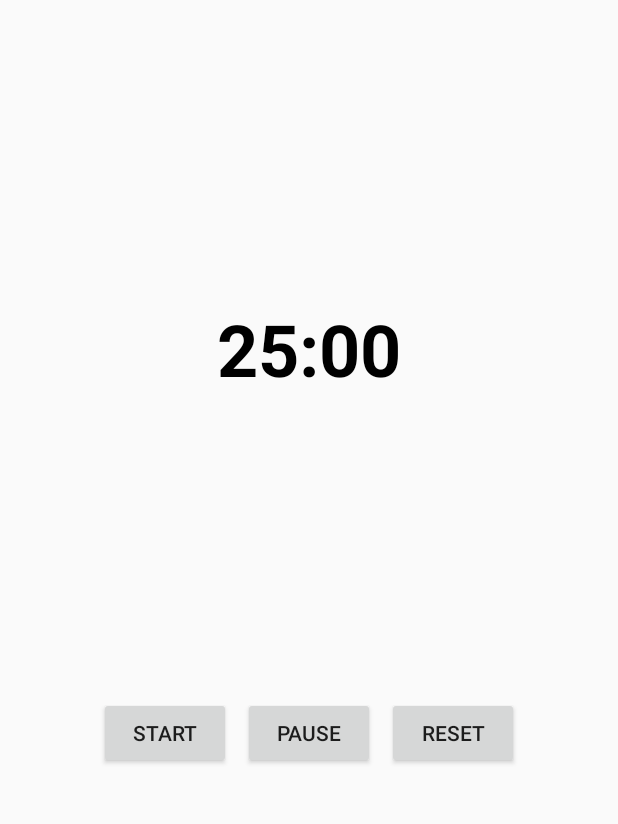
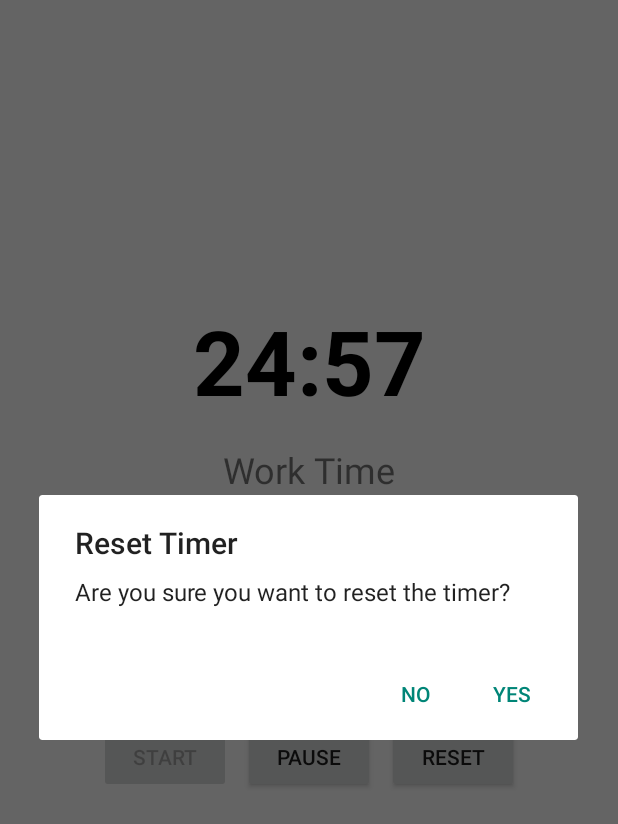
Before and after one commit to dragonfisher29/TimeLoom, an Android app built with Jetpack Compose: the screen it shows after launch (MainActivity), after a tap on "RESET", on a phone screen of 412 x 824 dp. Shown: the top 824 px of the screen. Run offline under Robolectric (Android 15) with nearby library versions, the phone set to English and light mode, and no system bars; 3 other taps on this screen came first.

Commit message:
Initial working timer with start, pause, and reset functionality

```diff
--- a/app/src/main/java/com/example/timeloom/MainActivity.kt
+++ b/app/src/main/java/com/example/timeloom/MainActivity.kt
@@ -4,6 +4,7 @@ import android.os.Bundle
 import android.os.CountDownTimer
 import android.widget.Button
 import android.widget.TextView
+import androidx.appcompat.app.AlertDialog
 import androidx.appcompat.app.AppCompatActivity
 import java.util.Locale
 
@@ -13,15 +14,21 @@ class MainActivity : AppCompatActivity() {
     private lateinit var startButton: Button
     private lateinit var resetButton: Button
     private lateinit var pauseButton: Button
+    private lateinit var sessionText: TextView
 
     private var countDownTimer: CountDownTimer? = null
     private var timeLeftInMillis: Long = 25 * 60 * 1000 // 25 minutes
     private var isTimerRunning = false
+    private var isWorkSession = true
+    private var isPaused = false
 
     override fun onCreate(savedInstanceState: Bundle?) {
-        supportActionBar?.hide()
         super.onCreate(savedInstanceState)
         setContentView(R.layout.activity_main)
+        supportActionBar?.hide()
+
+        sessionText = findViewById(R.id.session_Text)
+        sessionText.text = if (isWorkSession) getString(R.string.work_time) else getString(R.string.break_time)
 
         timerText = findViewById(R.id.timer_text)
         startButton = findViewById(R.id.start_button)
@@ -31,13 +38,24 @@ class MainActivity : AppCompatActivity() {
         updateTimerText()
 
         startButton.setOnClickListener {
-            if (!isTimerRunning) {
+            if (!isTimerRunning && !isPaused) {
                 startTimer()
             }
         }
 
         resetButton.setOnClickListener {
-            resetTimer()
+            if (isTimerRunning || isPaused) {
+                AlertDialog.Builder(this)
+                    .setTitle("Reset Timer")
+                    .setMessage("Are you sure you want to reset the timer?")
+                    .setPositiveButton("Yes") { _, _ ->
+                        resetTimer()
+                    }
+                    .setNegativeButton("No", null)
+                    .show()
+            } else {
+                resetTimer()
+            }
         }
 
         pauseButton.setOnClickListener {
@@ -45,10 +63,18 @@ class MainActivity : AppCompatActivity() {
         }
     }
 
+
+
     private fun pauseTimer() {
         if (isTimerRunning) {
             countDownTimer?.cancel()
             isTimerRunning = false
+            isPaused = true
+            pauseButton.text = getString(R.string.resume)
+        } else if (isPaused) {
+            startTimer()
+            isPaused = false
+            pauseButton.text = getString(R.string.pause)
         }
     }
 
@@ -62,10 +88,29 @@ class MainActivity : AppCompatActivity() {
             override fun onFinish() {
                 isTimerRunning = false
                 timerText.text = getString(R.string.done)
+                startButton.isEnabled = true
+                pauseButton.text = getString(R.string.pause)
+
+                isWorkSession = !isWorkSession
+                sessionText.text = if (isWorkSession)
+                    getString(R.string.work_time)
+                else
+                    getString((R.string.break_time))
+
+                timeLeftInMillis = if (isWorkSession)
+                    25 * 60 * 1000
+                else
+                    5 * 60 * 1000
+
+                updateTimerText()
+                startTimer()
             }
+
         }.start()
 
         isTimerRunning = true
+        startButton.isEnabled = false
+        pauseButton.text = getString(R.string.pause)
     }
 
     private fun resetTimer() {
@@ -73,6 +118,9 @@ class MainActivity : AppCompatActivity() {
         timeLeftInMillis = 25 * 60 * 1000
         updateTimerText()
         isTimerRunning = false
+        isPaused = false
+        startButton.isEnabled = true
+        pauseButton.text  = getString(R.string.pause)
     }
 
     private fun updateTimerText() {
@@ -81,4 +129,6 @@ class MainActivity : AppCompatActivity() {
         val timeFormatted = String.format(Locale.getDefault(), "%02d:%02d", minutes, seconds)
         timerText.text = timeFormatted
     }
+
+
 }
--- a/app/src/main/res/layout/activity_main.xml
+++ b/app/src/main/res/layout/activity_main.xml
@@ -19,13 +19,25 @@
         android:layout_marginBottom="100dp"
         android:text="@string/default_timer"
         android:textColor="@android:color/black"
-        android:textSize="48sp"
+        android:textSize="60sp"
         android:textStyle="bold"
         app:layout_constraintBottom_toTopOf="@+id/buttonContainer"
         app:layout_constraintEnd_toEndOf="parent"
         app:layout_constraintStart_toStartOf="parent"
         app:layout_constraintTop_toTopOf="parent"
         app:layout_constraintVertical_chainStyle="packed" />
+
+    <TextView
+        android:id="@+id/session_Text"
+        android:layout_width="wrap_content"
+        android:layout_height="wrap_content"
+        android:layout_marginTop="16dp"
+        android:text="@string/session_label"
+        android:textSize="24sp"
+        app:layout_constraintEnd_toEndOf="parent"
+        app:layout_constraintStart_toStartOf="parent"
+        app:layout_constraintTop_toBottomOf="@id/timer_text" />
+
 
     <LinearLayout
         android:id="@+id/buttonContainer"
--- a/app/src/main/res/values/strings.xml
+++ b/app/src/main/res/values/strings.xml
@@ -5,5 +5,11 @@
     <string name="default_timer">25:00</string>
     <string name="done">Done!</string>
     <string name="pause">Pause</string>
+    <string name="session_label">Work Time</string>
+    <string name="resume">Resume</string>
+    <string name="work_time">Work Time</string>
+    <string name="break_time">Break Time</string>
+
+
 
 </resources>
```
